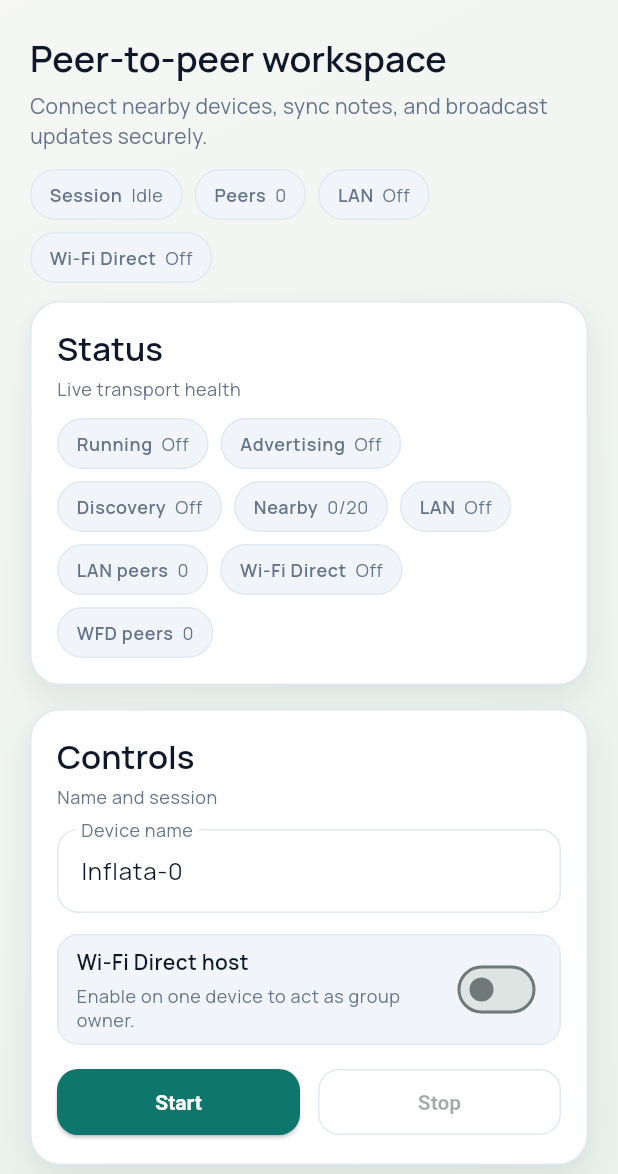
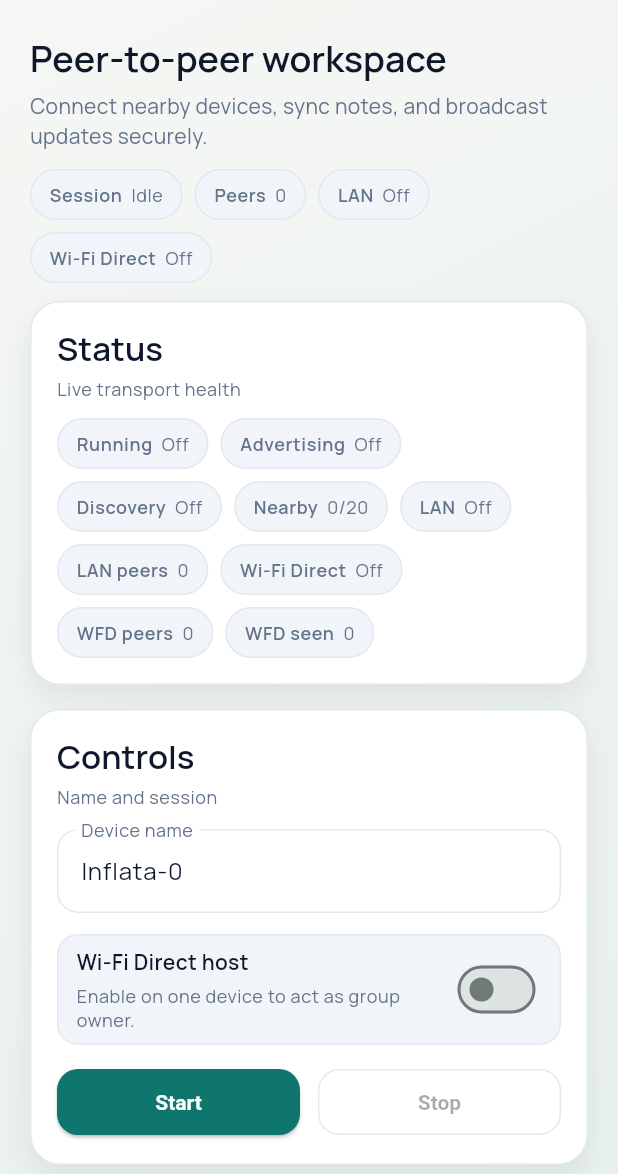
Before and after one commit to leocode09/network, a Flutter app: the screen it shows after launch, on a phone screen of 412 x 824 dp, the part 62-1236 px from its top. Run offline on Flutter 3.47's test engine with Material 3 defaults, Android fonts, the phone set to English and light mode, and no system bars; our stand-ins replace device_info_plus, google_fonts, permission_handler; missing offline and left inert: nearby_connections.

Commit message:
Update main.dart

```diff
--- a/lib/main.dart
+++ b/lib/main.dart
@@ -49,7 +49,6 @@ class InflataApp extends StatelessWidget {
           seedColor: _kAccent,
           brightness: Brightness.light,
           surface: _kSurface,
-          background: const Color(0xFFF6F7F4),
         ),
         scaffoldBackgroundColor: const Color(0xFFF6F7F4),
         textTheme: GoogleFonts.manropeTextTheme().apply(
@@ -1335,6 +1334,11 @@ class _InflataHomePageState extends State<InflataHomePage>
                     value: '$_wifiDirectConnected',
                     isActive: _wifiDirectConnected > 0,
                   ),
+                  _StatusPill(
+                    label: 'WFD seen',
+                    value: '$_wifiDirectDiscovered',
+                    isActive: _wifiDirectDiscovered > 0,
+                  ),
                 ],
               ],
             ),
```
